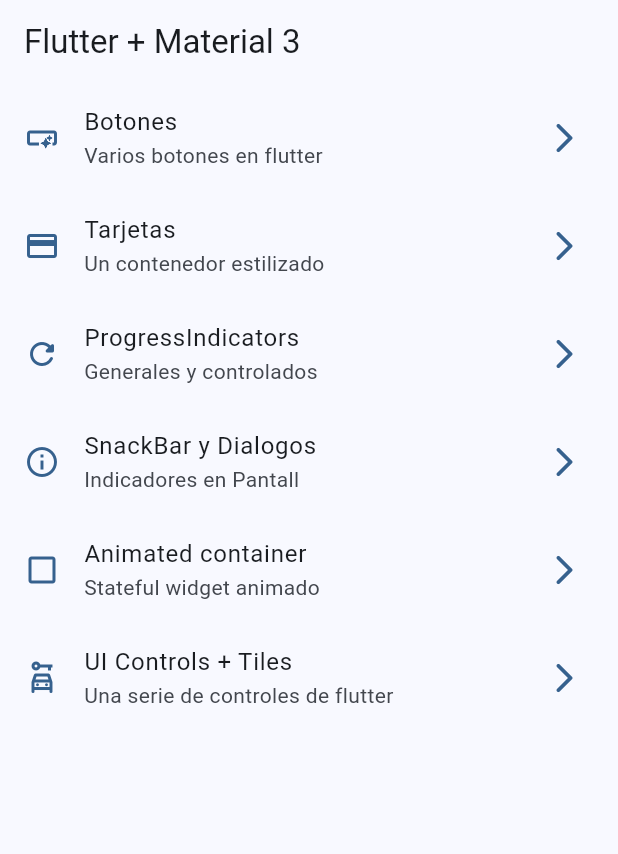
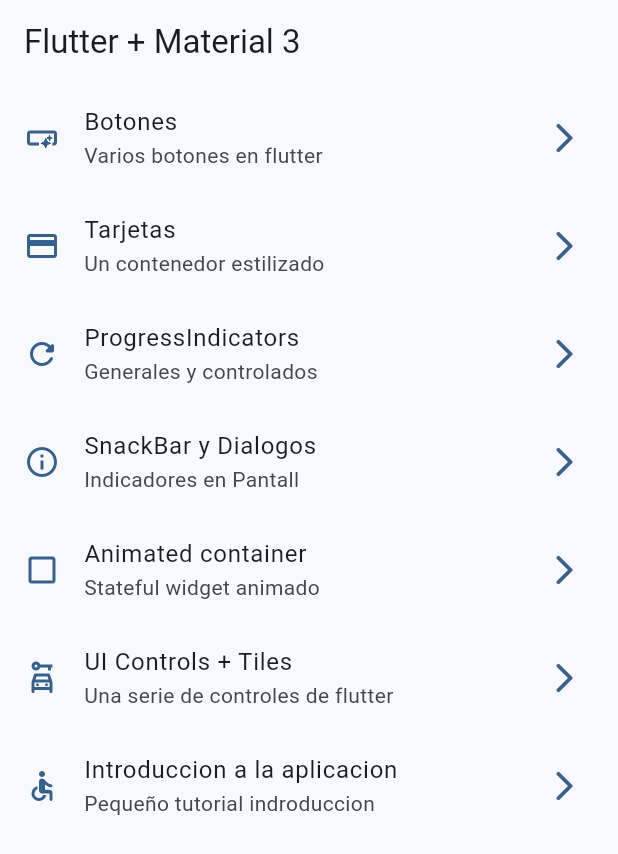
Before and after one commit to DaoCastro/widgets_app, a Flutter app: the screen it shows after launch, on a phone screen of 412 x 824 dp. Shown: the top 854 px of the screen. Run offline on Flutter 3.47's test engine with Material 3 defaults, Android fonts, the phone set to English and light mode, and no system bars; our stand-ins replace go_router.

Commit message:
iamges add for tutorial

```diff
--- a/lib/config/menu/menu_items.dart
+++ b/lib/config/menu/menu_items.dart
@@ -45,4 +45,9 @@ const appMenuItem = <MenuItems>[
       subTitle: 'Una serie de controles de flutter',
       link: '/ui-controls',
       icon: Icons.car_rental_outlined),
+  MenuItems(
+      title: 'Introduccion a la aplicacion',
+      subTitle: 'Pequeño tutorial indroduccion',
+      link: '/tutorial',
+      icon: Icons.accessible_rounded),
 ];
--- a/lib/config/router/app_router.dart
+++ b/lib/config/router/app_router.dart
@@ -36,5 +36,10 @@ final appRouter = GoRouter(initialLocation: '/', routes: [
     path: '/ui-controls',
     name: UIControlsScreen.name,
     builder: (context, state) => const UIControlsScreen(),
+  ),
+  GoRoute(
+    path: '/tutorial',
+    name: AppTutorialScreen.name,
+    builder: (context, state) => const AppTutorialScreen(),
   )
 ]);
--- a/lib/presentation/screens/cards/cards_screen.dart
+++ b/lib/presentation/screens/cards/cards_screen.dart
@@ -155,8 +155,6 @@ class _CardType4 extends StatelessWidget {
 
   @override
   Widget build(BuildContext context) {
-    final colors = Theme.of(context).colorScheme;
-
     return Card(
       clipBehavior: Clip.hardEdge,
       elevation: elevation,
--- a/pubspec.yaml
+++ b/pubspec.yaml
@@ -18,3 +18,6 @@ dev_dependencies:
 
 flutter:
   uses-material-design: true
+
+assets:
+  - assets/images/
```
Also changed, not shown: assets/Images/1.png (added), assets/Images/2.png (added), assets/Images/3.png (added), assets/Images/jar-loading.gif (added).
